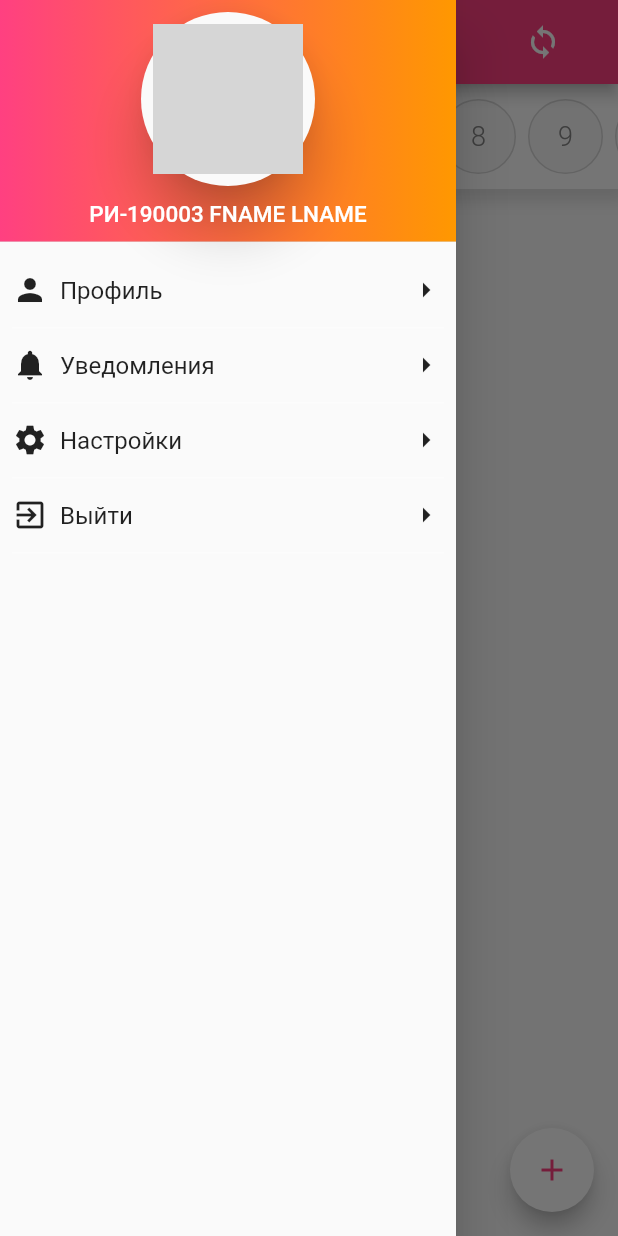
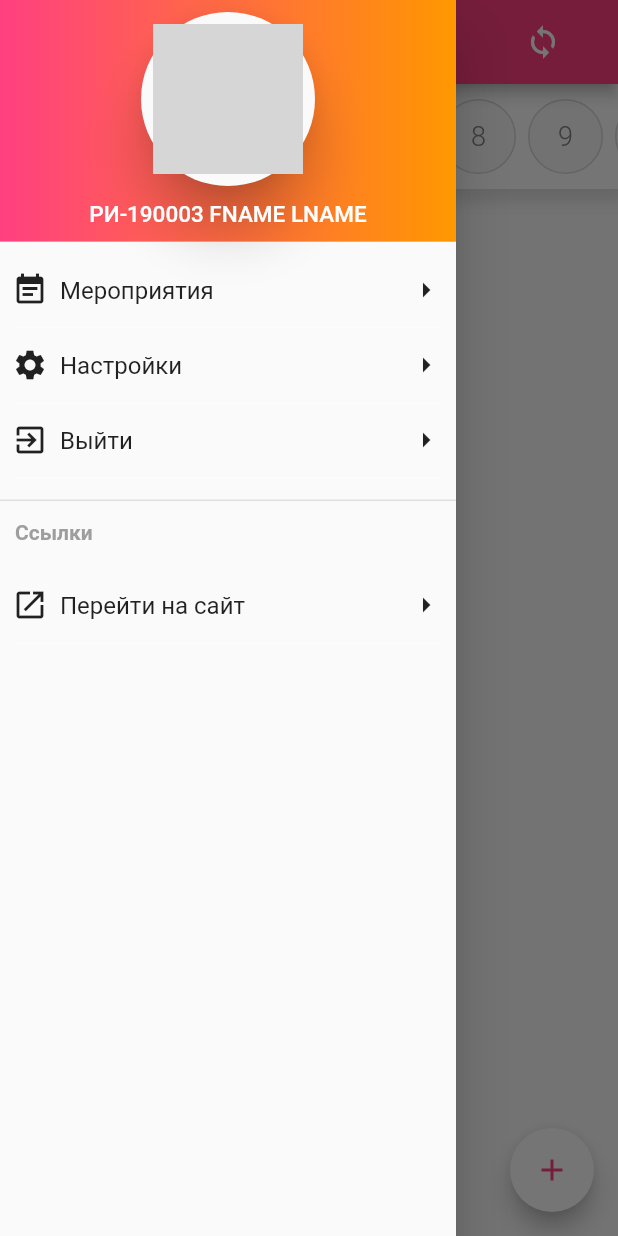
Before and after one commit to UEvents/app, a Flutter app: the screen it shows once a user with an empty profile is signed in, with the side drawer open, on a phone screen of 412 x 824 dp. Run offline on Flutter 3.47's test engine with Material 2 defaults, Android fonts, the phone set to English and light mode, and no system bars; our stand-ins replace cloud_firestore, datetime_picker_formfield, firebase_auth, flutter_form_builder, fluttertoast; accounts and stored records are empty; network calls fail; grey boxes are pictures that could not be loaded.

Commit message:
Немного переработал данные в drawer'е

```diff
--- a/lib/data/data.dart
+++ b/lib/data/data.dart
@@ -18,14 +18,6 @@ class Data {
   Data(this.uid, this.title, this.description, this.organizer, this.address,
       this.shortDescription, this.imageSrc, this.date, this.startTime, this.endTime, this.participants);
 
-  int getday(){
-    return int.parse(DateFormat("yyyy-MM-dd HH:mm").format(
-                                  DateTime.fromMicrosecondsSinceEpoch(int.parse(
-                                      date
-                                          .toString()
-                                          .split("=")[1]
-                                          .split(",")[0])*1000000)).toString().split("-")[2].split(" ")[0]);
-  }
 
   Data copy() {
     return Data(this.uid, this.title, this.description, this.organizer,
--- a/lib/screens/landing.dart
+++ b/lib/screens/landing.dart
@@ -1,20 +1,17 @@
-import 'package:firebase_auth/firebase_auth.dart';
 import 'package:flutter/cupertino.dart';
 import 'package:flutter/material.dart';
 import 'package:uevents/data/data.dart';
 import 'package:uevents/domain/showEvent.dart';
-import 'package:uevents/domain/user.dart';
 import 'package:uevents/services/addEvent.dart';
 import 'package:uevents/services/auth.dart';
 import 'package:uevents/services/database.dart';
 import 'package:uevents/widgets/calendar.dart';
-import 'package:uevents/widgets/eventCard.dart';
-import 'package:uevents/widgets/eventExtended.dart';
+import 'package:uevents/widgets/settings.dart';
 
-class Landing extends State<LandingPage>
-{
+class Landing extends State<LandingPage> {
   @override
-  Widget build(BuildContext context) { //на основе данных с базы (_data) создает виджеты-карточки
+  Widget build(BuildContext context) {
+    //на основе данных с базы (_data) создает виджеты-карточки
     return Container(
         child: Scaffold(
       appBar: AppBar(
@@ -51,29 +48,35 @@ class Landing extends State<LandingPage>
                     Material(
                       borderRadius: BorderRadius.all(Radius.circular(200)),
                       elevation: 15,
-                      child: Padding(padding: EdgeInsets.all(8),
-                        child: Image.network("https://urfu.ru/fileadmin/user_upload/common_files/about/brand/UrFULogo_U.png",
-                      height: 100, width: 100),
+                      child: Padding(
+                        padding: EdgeInsets.all(8),
+                        child: Image.network(
+                            "https://urfu.ru/fileadmin/user_upload/common_files/about/brand/UrFULogo_U.png",
+                            height: 100,
+                            width: 100),
                       ),
                     ),
                     Padding(padding: EdgeInsets.symmetric(vertical: 5)),
-                    Text('РИ-190003 FNAME LNAME', style: TextStyle(color: Colors.white, fontSize: 15),),
+                    Text(
+                      'РИ-190003 FNAME LNAME',
+                      style: TextStyle(color: Colors.white, fontSize: 15),
+                    ),
                   ],
-                )
+                )),
+            decoration: BoxDecoration(
+                gradient:
+                    LinearGradient(colors: [Colors.pinkAccent, Colors.orange])),
           ),
-              decoration: BoxDecoration(
-                gradient: LinearGradient(colors: [Colors.pinkAccent, Colors.orange])
-              ),
-            ),
-            CustomListTile(Icons.person, 'Профиль', ()=>{}),
-            CustomListTile(Icons.notifications, 'Уведомления', ()=>{}),
-            CustomListTile(Icons.settings, 'Настройки', ()=>{}),
+          CustomListTile(Icons.event_note, 'Мероприятия', () => {Navigator.pop(context)}),
+          CustomListTile(Icons.settings, 'Настройки', () => {Navigator.push(context, MaterialPageRoute(builder: (ctx) => SettingsPage()))}),
           CustomListTile(Icons.exit_to_app, 'Выйти', () {
             AuthService().logOut();
           }),
+          borderAfterTile(context),
+          textWidget(context),
+          CustomListTile(Icons.launch, 'Перейти на сайт', () => {}),
         ],
-          )
-        ),
+      )),
       //здесь нужно сделать выгрузку с бд всех событий (пока календарь не сделаем, всех)
 
       body: Column(children: [
@@ -84,17 +87,16 @@ class Landing extends State<LandingPage>
         child: Icon(Icons.add),
         backgroundColor: Colors.white,
         foregroundColor: Theme.of(context).primaryColor,
-            onPressed: (){
-              Navigator.push<Data>(context, MaterialPageRoute(builder: (ctx) => AddEvent()));
+        onPressed: () {
+          Navigator.push<Data>(
+              context, MaterialPageRoute(builder: (ctx) => AddEvent()));
         },
       ),
-      )
-    );
+    ));
   }
 }
 
-class CustomListTile extends StatelessWidget
-{
+class CustomListTile extends StatelessWidget {
   IconData icon;
   String text;
   Function onTap;
@@ -109,8 +111,8 @@ class CustomListTile extends StatelessWidget
             padding: const EdgeInsets.fromLTRB(8, 0, 8, 0),
             child: Container(
               decoration: BoxDecoration(
-            border: Border(bottom: BorderSide(width: 1, color: Colors.white30))
-          ),
+                  border: Border(
+                      bottom: BorderSide(width: 1, color: Colors.white30))),
               child: InkWell(
                 splashColor: Colors.pinkAccent,
                 onTap: onTap,
@@ -121,7 +123,7 @@ class CustomListTile extends StatelessWidget
                       children: <Widget>[
                         Icon(icon),
                         Padding(
-                    child:  Text(text, style: TextStyle(fontSize: 16)),
+                          child: Text(text, style: TextStyle(fontSize: 16)),
                           padding: EdgeInsets.all(8),
                         ),
                       ],
@@ -129,16 +131,37 @@ class CustomListTile extends StatelessWidget
                     Icon(Icons.arrow_right)
                   ],
                 ),
-        ) ,
-      )
-      )
+              ),
+            )));
+  }
+}
+
+Widget borderAfterTile(BuildContext context) {
+  return Container(
+    height: 15,
+    child: Padding(
+      padding: const EdgeInsets.fromLTRB(0, 0, 0, 0),
+      child: Container(
+        decoration: BoxDecoration(
+            border:
+                Border(bottom: BorderSide(width: 1, color: Colors.grey[300]))),
+      ),
+    ),
   );
 }
 
+Widget textWidget(BuildContext context) {
+  return Container(
+    height: 45,
+    child: Padding(
+        padding: const EdgeInsets.fromLTRB(10, 13, 0, 10),
+        child: Text('Ссылки',
+            style: TextStyle(
+                color: Colors.grey[500], fontWeight: FontWeight.bold))),
+  );
 }
 
-class LandingPage extends StatefulWidget
-{
+class LandingPage extends StatefulWidget {
   @override
   Landing createState() => Landing();
 }
--- a/lib/widgets/eventCard.dart
+++ b/lib/widgets/eventCard.dart
@@ -112,7 +112,7 @@ class EventCard {
                           Flexible(
                             child: Container(
                                 child: Text(
-                             Calendar.currentDay.toString(),
+                             eventData.shortDescription,
                               textAlign: TextAlign.left,
                             )),
                           )
--- a/pubspec.yaml
+++ b/pubspec.yaml
@@ -30,6 +30,7 @@ dependencies:
   provider: ^4.1.0-dev+1
   fluttertoast: ^4.0.1
   intl: ^0.16.1
+  url_launcher: ^5.4.10
 
 dev_dependencies:
   flutter_test:
```
Also changed, not shown: pubspec.lock. Lines whose indentation alone changed are shown as unchanged.
